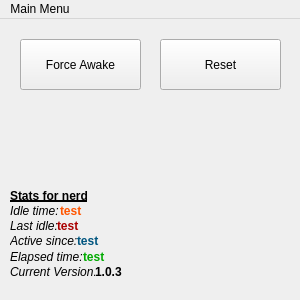
Before: the Qt Designer form mainwindow.ui in proscawards/force-awaken, drawn with Qt 5.
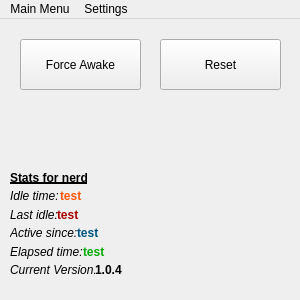
After: the same form once the commit is applied. Icons and pictures are not drawn.

What changed in the file:
```diff
--- a/mainwindow.ui
+++ b/mainwindow.ui
@@ -50,9 +50,9 @@
     <property name="geometry">
      <rect>
       <x>10</x>
-      <y>169</y>
+      <y>149</y>
       <width>281</width>
-      <height>91</height>
+      <height>111</height>
      </rect>
     </property>
     <layout class="QVBoxLayout" name="sfnLayout">
@@ -272,7 +272,7 @@
           </font>
          </property>
          <property name="text">
-          <string>1.0.3</string>
+          <string>1.0.4</string>
          </property>
         </widget>
        </item>
@@ -389,7 +389,16 @@
     <addaction name="separator"/>
     <addaction name="action_Copyright_2022_proscawards_All_rights_reserved_Made_with_and"/>
    </widget>
+   <widget class="QMenu" name="menuSettings">
+    <property name="title">
+     <string>Settings</string>
+    </property>
+    <addaction name="actionfaIdle"/>
+    <addaction name="separator"/>
+    <addaction name="actionFaOnInit"/>
+   </widget>
    <addaction name="menuExit"/>
+   <addaction name="menuSettings"/>
   </widget>
   <action name="action_Copyright_2022_proscawards_All_rights_reserved_Made_with_and">
    <property name="enabled">
```
Left out of the diff: 90 changed lines with no effect on the pictures.
